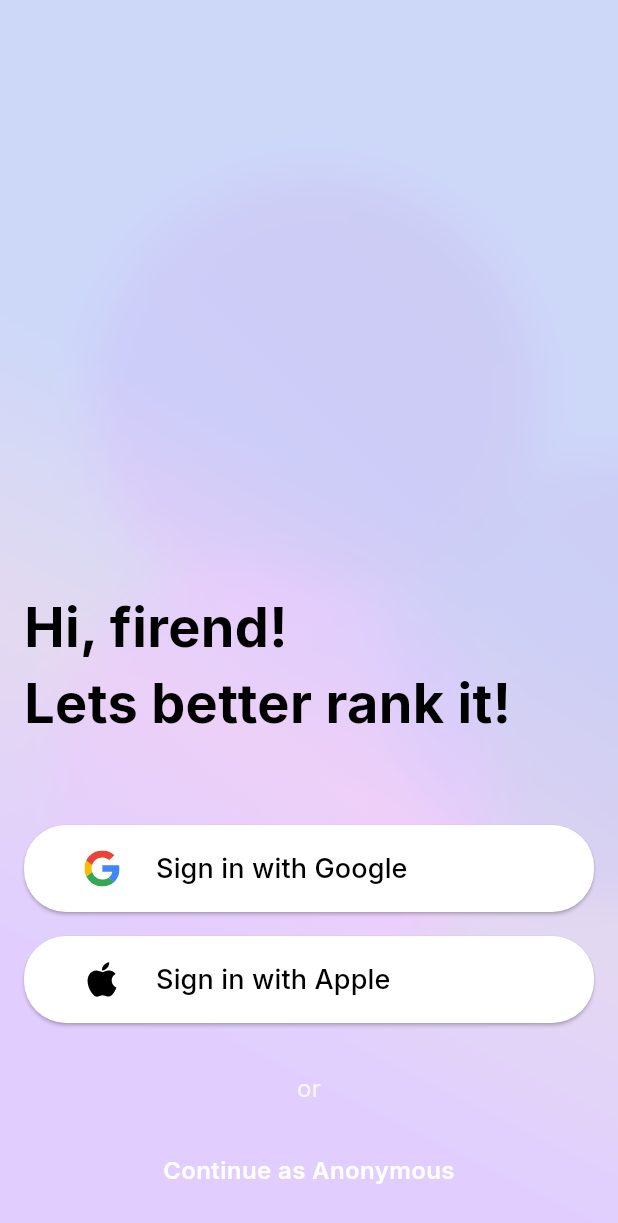
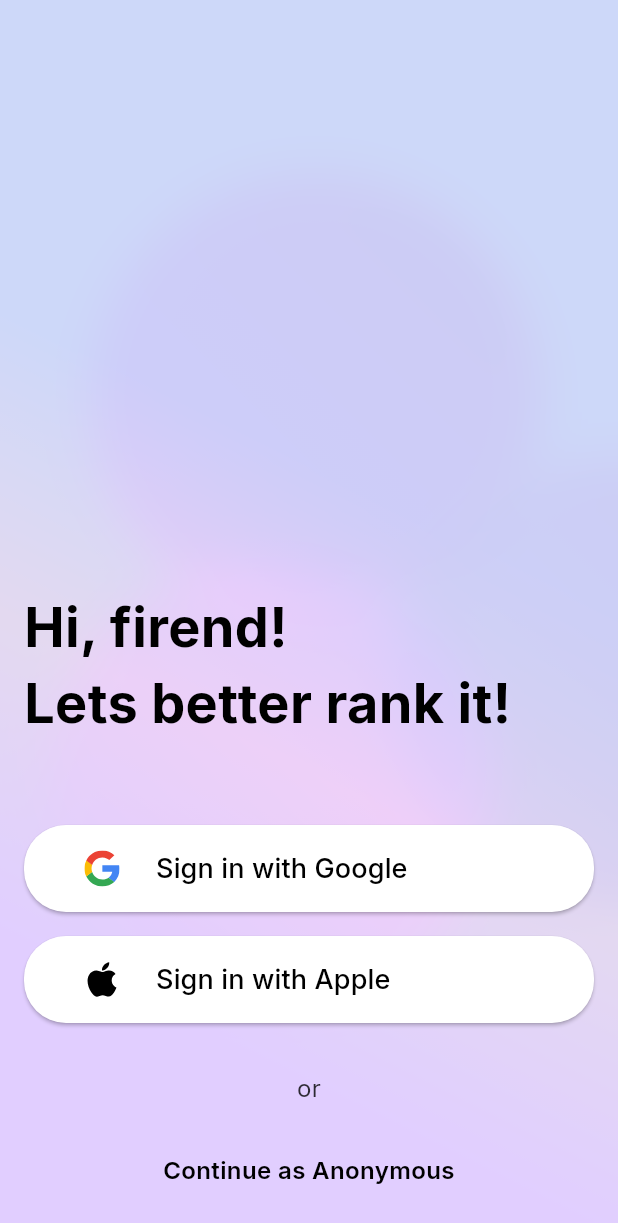
Before and after one commit to piekarskipiotr/better-rank, a Flutter app: the screen it shows after launch, on a phone screen of 412 x 824 dp. Shown: the top 1223 px of the screen. Run offline on Flutter 3.47's test engine with Material 2 defaults, Android fonts, the phone set to English and light mode, and no system bars; our stand-ins replace bloc, cloud_firestore, equatable, firebase_auth, firebase_core, firebase_storage and 11 more; accounts and stored records are empty; generated files the repository leaves out were written again.

Commit message:
fix colors

```diff
--- a/lib/app/view/app_background/app_background.dart
+++ b/lib/app/view/app_background/app_background.dart
@@ -60,9 +60,6 @@ class _AppBackgroundState extends State<AppBackground>
 
   @override
   Widget build(BuildContext context) {
-    final overlayColor =
-        (AppTheme.isDarkMode() ? Colors.black : Colors.white).withOpacity(0.8);
-
     return DecoratedBox(
       decoration: const BoxDecoration(
         gradient: _gradient,
@@ -72,10 +69,7 @@ class _AppBackgroundState extends State<AppBackground>
         builder: (context, child) {
           return CustomPaint(
             painter: GradientCirclesPainter(_controller.value),
-            child: ColoredBox(
-              color: overlayColor,
-              child: _app,
-            ),
+            child: _app,
           );
         },
       ),
--- a/lib/config/theme/app_theme.dart
+++ b/lib/config/theme/app_theme.dart
@@ -11,7 +11,7 @@ class AppTheme {
     colorScheme: const ColorScheme.light(
       primary: AppColors.primaryBlue,
     ),
-    scaffoldBackgroundColor: Colors.white.withOpacity(0),
+    scaffoldBackgroundColor: Colors.white.withOpacity(0.8),
     elevatedButtonTheme: ElevatedButtonThemeData(
       style: ButtonStyle(
         backgroundColor: MaterialStateProperty.all(AppColors.primaryBlue),
@@ -83,7 +83,7 @@ class AppTheme {
     colorScheme: const ColorScheme.dark(
       primary: AppColors.primaryBlue,
     ),
-    scaffoldBackgroundColor: Colors.black.withOpacity(0),
+    scaffoldBackgroundColor: Colors.black.withOpacity(0.8),
     elevatedButtonTheme: ElevatedButtonThemeData(
       style: ButtonStyle(
         backgroundColor: MaterialStateProperty.all(AppColors.primaryBlue),
--- a/lib/pages/sign_in/view/sign_in_page.dart
+++ b/lib/pages/sign_in/view/sign_in_page.dart
@@ -54,11 +54,13 @@ class SignInPage extends StatelessWidget {
               ),
               const SizedBox(height: 32),
               Align(
-                child: Text(
-                  l10n.or,
-                  style: GoogleFonts.inter(
-                    fontSize: 16,
-                    color: Colors.white.withOpacity(0.8),
+                child: Opacity(
+                  opacity: 0.8,
+                  child: Text(
+                    l10n.or,
+                    style: GoogleFonts.inter(
+                      fontSize: 16,
+                    ),
                   ),
                 ),
               ),
@@ -102,7 +104,6 @@ class SignInPage extends StatelessWidget {
           style: GoogleFonts.inter(
             fontSize: 16,
             fontWeight: FontWeight.w600,
-            color: Colors.white,
           ),
         ),
       ),
```
